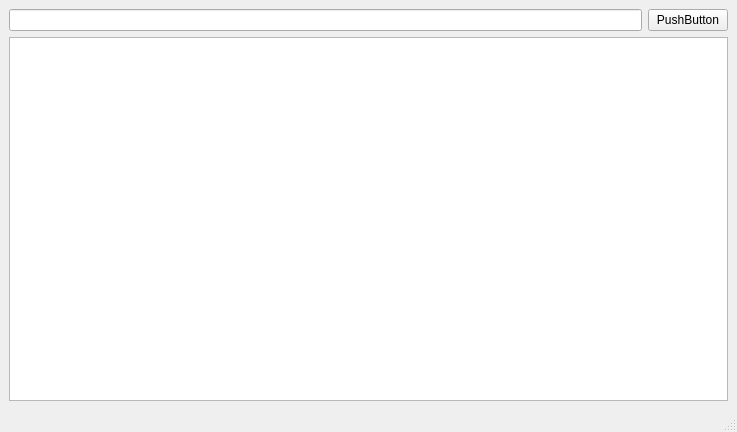
The window that python/ui/main_view/view.ui (devs-7/bible-projector-multi-language) describes before a commit, drawn with Qt 5.
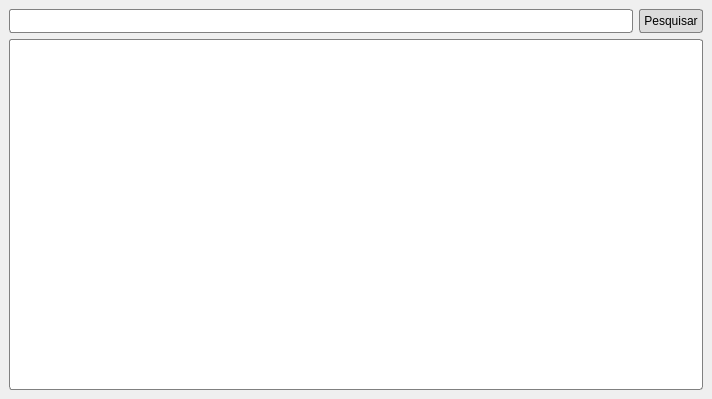
The same window after the commit.

Commit message: pesquisa básica

The edit to the form file:
```diff
--- a/python/ui/main_view/view.ui
+++ b/python/ui/main_view/view.ui
@@ -6,8 +6,8 @@
    <rect>
     <x>0</x>
     <y>0</y>
-    <width>737</width>
-    <height>432</height>
+    <width>712</width>
+    <height>399</height>
    </rect>
   </property>
   <property name="windowTitle">
@@ -15,32 +15,66 @@
   </property>
   <widget class="QWidget" name="centralwidget">
    <layout class="QGridLayout" name="gridLayout">
+    <item row="0" column="0">
+     <widget class="QLineEdit" name="pesquisaLineEdit">
+      <property name="styleSheet">
+       <string notr="true">* {
+	border-style: solid;
+	border-color: gray;
+	border-width: 1px;
+	border-radius: 3px;
+	padding: 3px;
+	background-color: white;
+	color: black;
+}</string>
+      </property>
+     </widget>
+    </item>
     <item row="0" column="1">
-     <widget class="QPushButton" name="pushButton">
+     <widget class="QPushButton" name="pesquisarButton">
+      <property name="styleSheet">
+       <string notr="true">* {
+	border-style: solid;
+	border-color: gray;
+	border-width: 1px;
+	border-radius: 3px;
+	padding: 4px;
+	background-color: rgb(220, 220, 220);
+	color: black;
+}
+
+*:hover {
+	background-color: gray;
+	color: white;
+}</string>
+      </property>
       <property name="text">
-       <string>PushButton</string>
+       <string>Pesquisar</string>
       </property>
      </widget>
     </item>
-    <item row="0" column="0">
-     <widget class="QLineEdit" name="lineEdit"/>
-    </item>
     <item row="1" column="0" colspan="2">
-     <widget class="QTextEdit" name="textEdit"/>
+     <widget class="QTextEdit" name="mainTextEdit">
+      <property name="styleSheet">
+       <string notr="true">* {
+	border-style: solid;
+	border-color: gray;
+	border-width: 1px;
+	border-radius: 3px;
+	padding: 3px;
+	background-color: white;
+	color: black;
+}</string>
+      </property>
+     </widget>
     </item>
    </layout>
   </widget>
-  <widget class="QMenuBar" name="menubar">
-   <property name="geometry">
-    <rect>
-     <x>0</x>
-     <y>0</y>
-     <width>737</width>
-     <height>21</height>
-    </rect>
+  <action name="actionSair">
+   <property name="text">
+    <string>Sair</string>
    </property>
-  </widget>
-  <widget class="QStatusBar" name="statusbar"/>
+  </action>
  </widget>
  <resources/>
  <connections/>
```
The commit also changes 5 other files.
